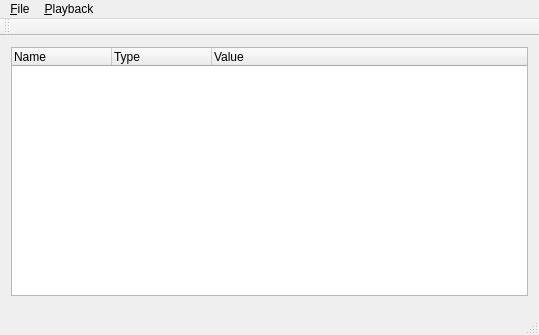
Old version of the form mainwindow.ui in the repository crumblingstatue/NoLifeExplorer.
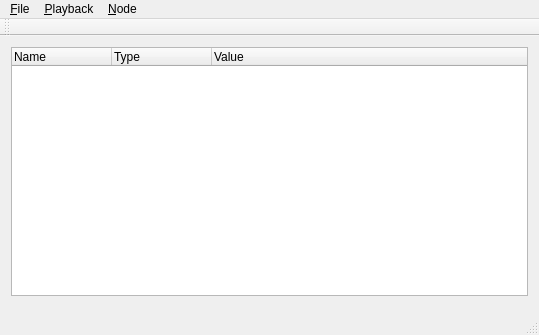
New version of the form. Custom widgets are drawn as their Qt base class.

Commit message: Add action to copy node's path to clipboard

```diff
--- a/mainwindow.ui
+++ b/mainwindow.ui
@@ -60,8 +60,16 @@
     </property>
     <addaction name="actionLoop"/>
    </widget>
+   <widget class="QMenu" name="menuNode">
+    <property name="title">
+     <string>&amp;Node</string>
+    </property>
+    <addaction name="actionCopy_path"/>
+    <addaction name="actionCopy_path_NoLifeNx"/>
+   </widget>
    <addaction name="menuFile"/>
    <addaction name="menu_Playback"/>
+   <addaction name="menuNode"/>
   </widget>
   <widget class="QToolBar" name="mainToolBar">
    <attribute name="toolBarArea">
```
Left out of the diff: 13 changed lines with no effect on the pictures. The commit also changes 2 other files.
